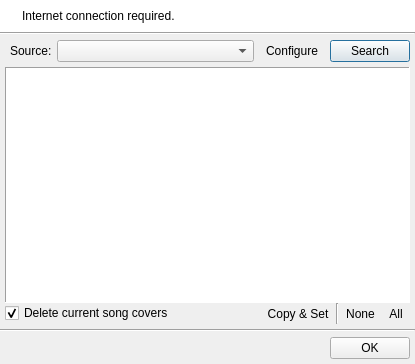
The window that uman/src/remoteimages/QURemoteImageDialog.ui (UltraStar-Deluxe/UltraStar-Manager) describes before a commit, drawn with Qt 5.
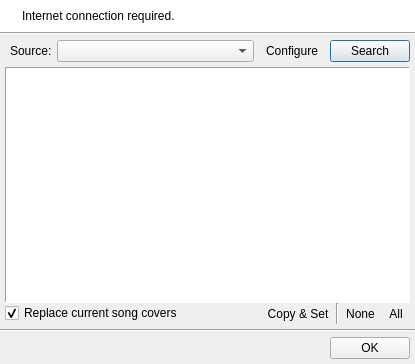
The same window after the commit. Icons and pictures are not drawn.

Commit message: - you can replace the current image (with filename) now in cover downloads

```diff
--- a/uman/src/remoteimages/QURemoteImageDialog.ui
+++ b/uman/src/remoteimages/QURemoteImageDialog.ui
@@ -364,7 +364,7 @@
             <string>Deletes the current picture before copy &amp; set the new one. If no new picture is selected, nothing will be done.</string>
            </property>
            <property name="text">
-            <string>Delete current song covers</string>
+            <string>Replace current song covers</string>
            </property>
            <property name="icon">
             <iconset resource="../resources/uman.qrc">
```
Left out of the diff: 6 changed lines with no effect on the pictures. The commit also changes 1 other file.
